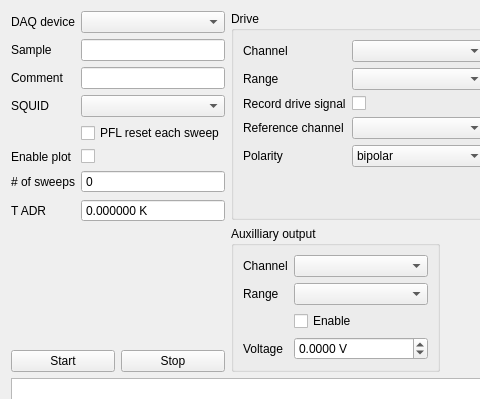
The window that TES/IvCurveDaqUi.ui (AvirupRoy/research) describes before a commit, drawn with Qt 5; both pictures show x 0 to 480 and y 0 to 399 of the 943 by 548 pixel window.
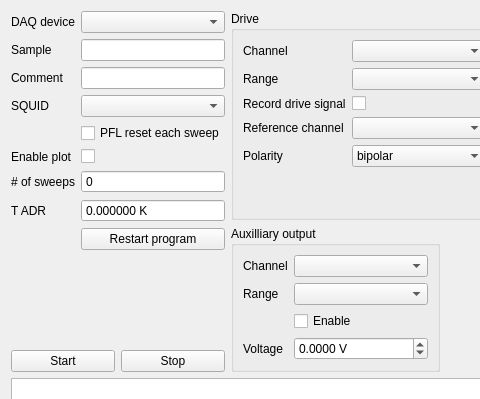
The same window after the commit. Custom widgets are drawn as their Qt base class.

Commit message: IvCurveDaq: Add restart capability (experimental)

What changed in the file:
```diff
--- a/TES/IvCurveDaqUi.ui
+++ b/TES/IvCurveDaqUi.ui
@@ -167,6 +167,13 @@
              </property>
             </widget>
            </item>
+           <item row="8" column="1">
+            <widget class="QPushButton" name="restartPb">
+             <property name="text">
+              <string>Restart program</string>
+             </property>
+            </widget>
+           </item>
           </layout>
          </item>
          <item>
```
The commit also changes 1 other file.
